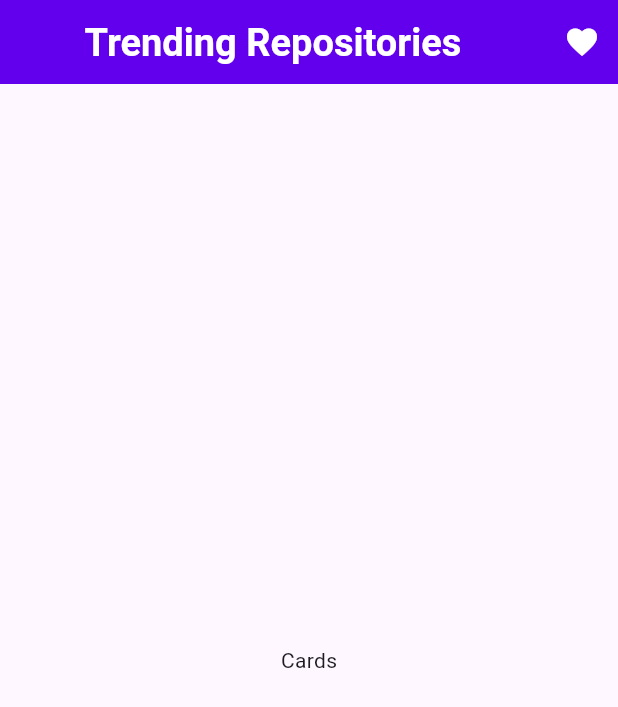
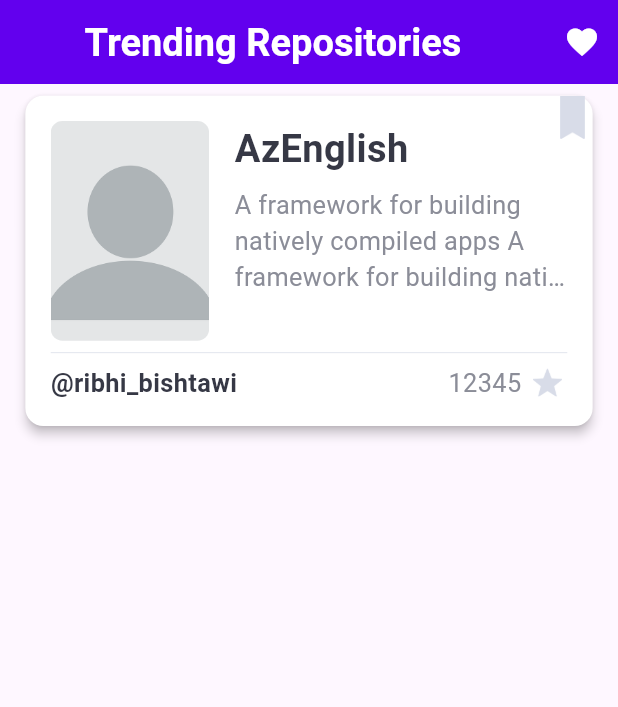
Before and after one commit to ribhy-bishtawi/flutter_trending_repos, a Flutter app: the screen it shows after launch, on a phone screen of 412 x 824 dp. Shown: the top 707 px of the screen. Run offline on Flutter 3.47's test engine with Material 3 defaults, Android fonts, the phone set to English and light mode, and no system bars; our stand-ins replace easy_localization, flutter_screenutil.

Commit message:
feat: add RepoCard widget to display repository details

```diff
--- a/lib/data/models/repository_model.dart
+++ b/lib/data/models/repository_model.dart
@@ -0,0 +1,36 @@
+class Repository {
+  final String name;
+  final String ownerName;
+  final String? avatarUrl;
+  final String? description;
+  final int starCount;
+  final String? language;
+  final int forksCount;
+  final DateTime createdAt;
+  final String htmlUrl;
+
+  Repository(
+      {required this.name,
+      required this.ownerName,
+      required this.avatarUrl,
+      required this.description,
+      required this.starCount,
+      required this.language,
+      required this.forksCount,
+      required this.createdAt,
+      required this.htmlUrl});
+
+  factory Repository.fromMap(Map<String, dynamic> map) {
+    return Repository(
+      name: map['name'] ?? '',
+      ownerName: map['ownerName'] ?? '',
+      avatarUrl: map['avatarUrl'],
+      description: map['description'],
+      starCount: map['stargazers_count'] ?? 0,
+      language: map['language'],
+      forksCount: map['forks_count'] ?? 0,
+      createdAt: map['created_at'],
+      htmlUrl: map['html_url'] ?? '',
+    );
+  }
+}
--- a/lib/presentation/screens/trending_repos_screen.dart
+++ b/lib/presentation/screens/trending_repos_screen.dart
@@ -1,4 +1,6 @@
 import 'package:flutter/material.dart';
+import 'package:trending_repositories/data/models/repository_model.dart';
+import 'package:trending_repositories/presentation/widgets/repo_card.dart';
 import 'package:trending_repositories/utils/palette.dart';
 import 'package:trending_repositories/utils/text_style.dart';
 
@@ -10,6 +12,19 @@ class TrendingReposScreen extends StatefulWidget {
 }
 
 class _TrendingReposScreenState extends State<TrendingReposScreen> {
+  final dummyRepo = Repository(
+    name: 'AzEnglish',
+    ownerName: 'ribhi_bishtawi',
+    avatarUrl:
+        'https://gravatar.com/avatar/48413b0e4ab8e14df02a6193ecfe887b?s=400&d=robohash&r=x4',
+    description:
+        'A framework for building natively compiled apps A framework for building natively compiled apps',
+    starCount: 12345,
+    language: 'Dart',
+    forksCount: 678,
+    createdAt: DateTime.now(),
+    htmlUrl: 'https://github.com/flutter/flutter',
+  );
   @override
   Widget build(BuildContext context) {
     return Scaffold(
@@ -30,8 +45,11 @@ class _TrendingReposScreenState extends State<TrendingReposScreen> {
               ))
         ],
       ),
-      body: const Center(
-        child: Text("Cards"),
+      body: ListView.builder(
+        itemCount: 1,
+        itemBuilder: (BuildContext context, int index) {
+          return RepoCard(repo: dummyRepo);
+        },
       ),
     );
   }
--- a/lib/presentation/widgets/repo_card.dart
+++ b/lib/presentation/widgets/repo_card.dart
@@ -0,0 +1,130 @@
+import 'package:flutter/material.dart';
+import 'package:flutter_screenutil/flutter_screenutil.dart';
+import 'package:trending_repositories/data/models/repository_model.dart';
+import 'package:trending_repositories/utils/constants.dart';
+import 'package:trending_repositories/utils/palette.dart';
+import 'package:trending_repositories/utils/text_style.dart';
+
+class RepoCard extends StatefulWidget {
+  final Repository repo;
+
+  const RepoCard({required this.repo, super.key});
+
+  @override
+  State<RepoCard> createState() => _RepoCardState();
+}
+
+class _RepoCardState extends State<RepoCard> {
+  late Repository repo;
+  bool isFavored = false;
+  @override
+  void initState() {
+    repo = widget.repo;
+    super.initState();
+  }
+
+  @override
+  Widget build(BuildContext context) {
+    return SizedBox(
+      child: Card(
+        elevation: 3,
+        color: Palette.whiteColor,
+        margin: Constants.marginVertical8Horizontal16,
+        child: Stack(
+          children: [
+            Padding(
+              padding: Constants.paddingAll16,
+              child: Column(
+                crossAxisAlignment: CrossAxisAlignment.start,
+                children: [
+                  Row(
+                    crossAxisAlignment: CrossAxisAlignment.start,
+                    children: [
+                      ClipRRect(
+                        borderRadius: Constants.borderRadius8,
+                        child: Image.asset(
+                          'assets/images/no_avatar.png',
+                          width: 100.w,
+                          height: 150.h,
+                          fit: BoxFit.cover,
+                        ),
+                      ),
+                      Constants.gapW16,
+                      Expanded(
+                        child: Column(
+                          crossAxisAlignment: CrossAxisAlignment.start,
+                          children: [
+                            Padding(
+                              padding: EdgeInsets.only(right: 40.w),
+                              child: Text(
+                                repo.name,
+                                maxLines: 2,
+                                overflow: TextOverflow.ellipsis,
+                                style: AppTextStyle.primaryText,
+                              ),
+                            ),
+                            Constants.gapH8,
+                            Text(
+                              repo.description ?? "No description available ",
+                              maxLines: 3,
+                              overflow: TextOverflow.ellipsis,
+                              style: AppTextStyle.secondaryText,
+                            ),
+                          ],
+                        ),
+                      )
+                    ],
+                  ),
+                  const Divider(
+                    thickness: 0.5,
+                    color: Palette.text,
+                  ),
+                  Row(
+                    mainAxisAlignment: MainAxisAlignment.spaceBetween,
+                    children: [
+                      Text(
+                        "@${repo.ownerName}",
+                        style:
+                            AppTextStyle.primaryText.copyWith(fontSize: 16.sp),
+                      ),
+                      Row(
+                        children: [
+                          Text(repo.starCount.toString(),
+                              style: AppTextStyle.secondaryText),
+                          Constants.gapW4,
+                          Image.asset(
+                            'assets/images/star_icon.png',
+                            width: 25.w,
+                            height: 20.h,
+                          ),
+                        ],
+                      ),
+                    ],
+                  )
+                ],
+              ),
+            ),
+            Positioned(
+              right: -10.w,
+              top: -10.h,
+              child: IconButton(
+                icon: Image.asset(
+                  isFavored
+                      ? 'assets/images/bookmark_filled.png'
+                      : 'assets/images/bookmark.png',
+                  width: 30.w,
+                  height: 30.w,
+                ),
+                onPressed: () {
+                  setState(() {
+                    isFavored = !isFavored;
+                  });
+                },
+              ),
+            )
+          ],
+        ),
+      ),
+    );
+  }
+}
--- /dev/null
+++ b/lib/utils/constants.dart
@@ -0,0 +1,20 @@
+import 'package:flutter/material.dart';
+import 'package:flutter_screenutil/flutter_screenutil.dart';
+
+class Constants {
+  static const wrongAnswerSkipLimit = 3;
+
+  static final gapW16 = SizedBox(width: 16.w);
+  static final gapW4 = SizedBox(width: 4.w);
+  static final gapH8 = SizedBox(height: 8.h);
+
+  static final borderRadius8 = BorderRadius.circular(8.0.r);
+
+  static final paddingAll16 = EdgeInsets.all(16.w);
+
+  static final iconSizeWidth20 = 20.w;
+
+  static final marginVertical8Horizontal16 =
+      EdgeInsets.symmetric(vertical: 8.h, horizontal: 16.w);
+  static final marginAll16 = EdgeInsets.all(16.w);
+}
--- a/lib/utils/palette.dart
+++ b/lib/utils/palette.dart
@@ -4,7 +4,12 @@ class Palette {
   //AppBar colors
   static const Color primaryColor = Color(0xFF6200EE);
 
-  static const Color iconColor = Color(0xFF6200EE);
+  static const Color iconColor = Color(0xFFD8DCE8);
 
   static const Color whiteColor = Color(0xFFFFFFFF);
+  static const Color blackColor = Color(0xFF000000);
+
+  static const Color text = Color(0xFFD8DCE8);
+  static const Color secondaryText = Color(0xFF8B8D98);
+  static const Color header = Color(0xFF363845);
 }
--- a/lib/utils/text_style.dart
+++ b/lib/utils/text_style.dart
@@ -8,4 +8,16 @@ class AppTextStyle {
     fontWeight: FontWeight.bold,
     color: Palette.whiteColor,
   );
+
+  static TextStyle primaryText = TextStyle(
+    fontSize: 24.0.sp,
+    fontWeight: FontWeight.bold,
+    color: Palette.header,
+  );
+
+  static TextStyle secondaryText = TextStyle(
+    fontSize: 16.0.sp,
+    fontWeight: FontWeight.w400,
+    color: Palette.secondaryText,
+  );
 }
--- a/pubspec.yaml
+++ b/pubspec.yaml
@@ -60,3 +60,4 @@ flutter:
 
   assets:
     - assets/translations/
+    - assets/images/
```
Also changed, not shown: assets/images/bookmark.png (added), assets/images/bookmark_filled.png (added), assets/images/no_avatar.png (added), assets/images/star_icon.png (added).
